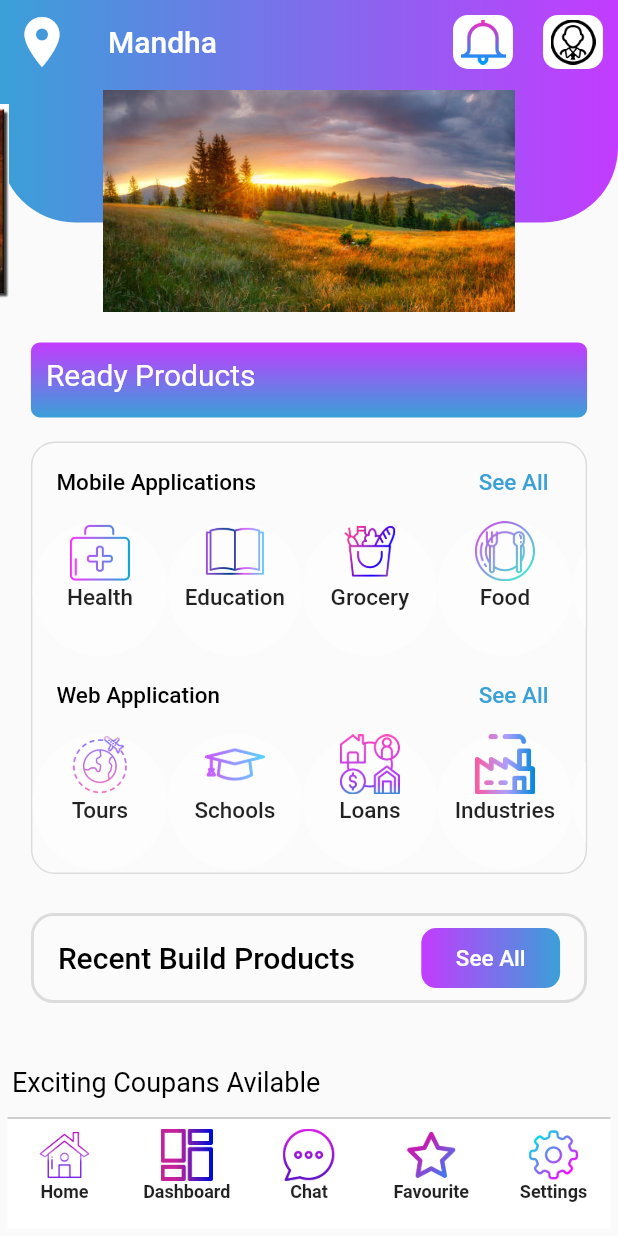
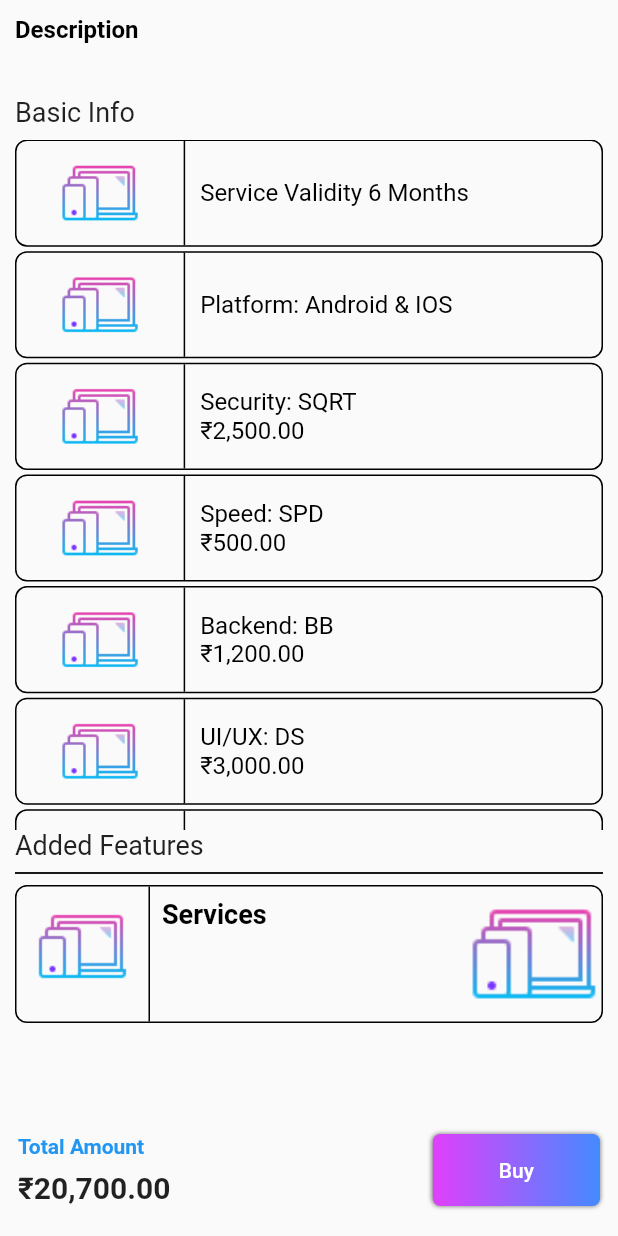
Before and after one commit to roshan-flutter/Devthread, a Flutter app: the screen it shows after launch, on a phone screen of 412 x 824 dp. Run offline on Flutter 3.47's test engine with Material 2 defaults, Android fonts, the phone set to English and light mode, and no system bars; drawn by our look-alikes of carousel_slider.

Commit message:
product description section and bottom price-total-bar complete (with a few changes in main.dart) - gopika

```diff
--- a/lib/main.dart
+++ b/lib/main.dart
@@ -1,6 +1,7 @@
 import 'package:devthread/Test/buttontest.dart';
 import 'package:devthread/pages/cancellation_policy.dart';
 import 'package:devthread/pages/page1.dart';
+import 'package:devthread/pages/prod_Description.dart';
 import 'package:devthread/pages/userProfilePage.dart';
 import 'package:flutter/material.dart';
 
@@ -18,8 +19,14 @@ class MyApp extends StatefulWidget {
 class _MyAppState extends State<MyApp> {
   @override
   Widget build(BuildContext context) {
-    return //UserProfile();
-    // return UserProfile();
-     FirstPage();
+
+    return MaterialApp(
+      debugShowCheckedModeBanner: false,
+      home: prodDescription(),
+      //return CancillationPolicy();
+      //return UserProfile();
+      // return FirstPage();
+
+    );
   }
 }
--- /dev/null
+++ b/lib/pages/prod_Description.dart
@@ -0,0 +1,283 @@
+import 'package:flutter/cupertino.dart';
+import 'package:flutter/material.dart';
+
+class prodDescription extends StatefulWidget {
+  const prodDescription({Key? key}) : super(key: key);
+
+  @override
+  _prodDescriptionState createState() => _prodDescriptionState();
+}
+
+class _prodDescriptionState extends State<prodDescription> {
+  List<String> litems = ["Service Validity 6 Months","Platform: Android & IOS","Security: SQRT\n₹2,500.00","Speed: SPD\n₹500.00", "Backend: BB\n₹1,200.00", "UI/UX: DS\n₹3,000.00", "Frontend: FF\n₹2,500.00"];
+  final borderSide = BorderSide(color: Colors.black);
+  final double totAmount = 20700.00;
+
+  // final int listLength = litems.length;
+  @override
+  Widget build(BuildContext context) {
+    @override
+    void initState() {
+      super.initState();
+    }
+
+    return Scaffold(
+      body: ListView(
+          // height: MediaQuery.of(context).size.height+500,
+          // width: MediaQuery.of(context).size.width,
+        children: [
+          Padding(
+            padding: const EdgeInsets.all(10.0),
+            child: Column(
+              mainAxisAlignment: MainAxisAlignment.start,
+              crossAxisAlignment: CrossAxisAlignment.start,
+              children: [
+                Row(
+                  children: [
+                    Text("Description", style: TextStyle(fontWeight: FontWeight.bold, fontSize: 16, color: Colors.black)),
+                  ],
+                ),
+                Row(
+                  children: [
+                    SizedBox(
+                      height: 35,
+                    )
+                  ],
+                ),
+                Row(
+                  children: [
+                    Text("Basic Info", style: TextStyle(fontSize: 18),),
+                  ],
+                ),
+                Row(
+                  children: [
+                    SizedBox(
+                      height: 8,
+                    )
+                  ],
+                ),
+
+                Row(
+                  children: [
+                      Container(
+                        height: 460,
+                        width: MediaQuery.of(context).size.width-20,
+                        child: infoList(),
+                      ),
+                  ],
+                ),
+
+                Row(
+                  children: [
+                    Text("Added Features", style: TextStyle(fontSize: 18)),
+                  ],
+                ),
+                Row(
+                  children: [
+                    Expanded(
+                      child: Divider(
+                        color: Colors.black,
+                        thickness: 1.2,
+                      ),
+                    ),
+                  ],
+                ),
+                IntrinsicHeight(
+                  child: Row(
+                    children: [
+                      Container(
+                        width: MediaQuery.of(context).size.width-20,
+                        decoration: BoxDecoration(
+                          border: Border.all(color: Colors.black),
+                          borderRadius: BorderRadius.all(Radius.circular(8)),
+                        ),
+                        child: Row(
+                          children: [
+                            Container(
+                              decoration: BoxDecoration(
+                                border: Border(
+                                  right: borderSide
+                                ),
+                              ),
+                              child: Column(
+                                children: [
+                                  Padding(
+                                    padding: const EdgeInsets.symmetric(vertical: 8.0, horizontal: 12),
+                                    child: Image.asset('assets/responsive.png'),
+                                  )
+                                ],
+
+                              ),
+                            ),
+                            Expanded(
+                              child: Padding(
+                                padding: const EdgeInsets.only(left: 8.0, top: 8.0),
+                                child: Column(
+                                  mainAxisAlignment: MainAxisAlignment.start,
+                                  crossAxisAlignment: CrossAxisAlignment.start,
+                                  children:[
+                                    Text("Services", style: TextStyle(color: Colors.black, fontSize: 18, fontWeight: FontWeight.bold)),
+
+                                  ]
+
+                                ),
+                              ),
+                            ),
+                            Column(
+                              children: [
+                                Image.asset('assets/responsive.png', height: 90, fit: BoxFit.contain,)
+                              ],
+                            ),
+                          ],
+                        ),
+
+                      )
+                    ],
+                  ),
+                )
+
+              ],
+            ),
+          )
+        ],
+
+      ),
+      bottomNavigationBar: Container(
+        height: 80,
+        //color: Colors.black,
+        child: Padding(
+          padding: const EdgeInsets.all(12.0),
+          child: Row(
+            children: [
+              Expanded(
+                child: Column(
+                  children: [
+                    Row(
+                      children: [
+                        Padding(
+                          padding: const EdgeInsets.only(bottom: 8.0),
+                          child: Text("Total Amount", style: TextStyle(color: Colors.blue, fontWeight: FontWeight.bold),),
+                        )
+                      ],
+
+                    ),
+                    Row(
+                      children: [
+                        // Text("₹"+totAmount.toString(), style: TextStyle(fontSize: 20),)
+                        Text("₹20,700.00", style: TextStyle(fontSize: 20, fontWeight: FontWeight.bold),)
+                      ],
+
+                    ),
+                  ],
+
+                ),
+              ),
+              Column(
+                children: [
+                  Container(
+
+                      child: DecoratedBox(
+                          decoration: BoxDecoration(
+                              gradient: LinearGradient(
+                                  colors: [
+                                    Colors.purpleAccent,
+                                    Colors.blueAccent
+                                    //add more colors
+                                  ]),
+                              borderRadius: BorderRadius.circular(5),
+                              boxShadow: <BoxShadow>[
+                                BoxShadow(
+                                    color: Color.fromRGBO(0, 0, 0, 0.57), //shadow for button
+                                    blurRadius: 2) //blur radius of shadow
+                              ]
+                          ),
+                          child:ElevatedButton(
+                              style: ElevatedButton.styleFrom(
+                                primary: Colors.transparent,
+                                onSurface: Colors.transparent,
+                                shadowColor: Colors.transparent,
+                                //make color or elevated button transparent
+                              ),
+
+                              onPressed: (){                              },
+                              child: Padding(
+                                padding:EdgeInsets.only(
+                                  top: 12,
+                                  bottom: 12,
+                                  left: 28,
+                                  right: 28
+                                ),
+                                child:Text("Buy"),
+                              )
+                          )
+                      )
+                  )
+                ],
+
+              ),
+            ],
+          ),
+        ),
+      )
+    );
+  }
+
+  ListView infoList() {
+    return ListView.builder(
+      itemCount: litems.length,
+      itemBuilder: (BuildContext contextt, int index){
+        return IntrinsicHeight(
+          child: Padding(
+            padding: const EdgeInsets.only(bottom: 3.0),
+            child: Container(
+              decoration: BoxDecoration(
+                border: Border.all(color: Colors.black),
+                borderRadius: BorderRadius.all(Radius.circular(8)),
+              ),
+              child: Row(
+                children: [
+                  Expanded(
+                      flex: 4,
+                      child: Padding(
+                        padding: const EdgeInsets.symmetric(horizontal: 28.0, vertical: 7.0),
+                        child: Column(
+                          crossAxisAlignment: CrossAxisAlignment.start,
+                          children: [
+                            Image.asset('assets/responsive.png')
+                          ],
+                        ),
+                      )
+                  ),
+
+                  Expanded(
+                      flex: 10,
+                      child: Container(
+                        decoration: BoxDecoration(
+                          border: Border(
+                            left: borderSide
+                          ),
+
+                        ),
+                        child: Column(
+                          crossAxisAlignment: CrossAxisAlignment.start,
+                          mainAxisAlignment: MainAxisAlignment.center,
+                          children: [
+                            Padding(
+                              padding: const EdgeInsets.only(left: 10.0),
+                              child: Text(litems[index], style: TextStyle(color: Colors.black, fontSize: 16),),
+                            ),
+                          ],
+                        ),
+                      )
+                  )
+
+                ],
+              ),
+            ),
+          ),
+        );
+        //new Text(litems[index] + ":" +litems[index] );
+      },
+    );
+  }
+}
--- a/lib/pages/userProfilePage.dart
+++ b/lib/pages/userProfilePage.dart
@@ -317,5 +317,5 @@ class _UserProfileState extends State<UserProfile> {
           //new Text(litems[index] + ":" +litems[index] );
       },
   );
+  }
 }
-}
--- a/pubspec.yaml
+++ b/pubspec.yaml
@@ -64,6 +64,8 @@ flutter:
 
   # To add assets to your application, add an assets section, like this:
   assets:
+    - assets/profile.png
+    - assets/responsive.png
     - assets/
     - icons/
 
```
Also changed, not shown: assets/profile3.png (deleted), assets/responsive.png (added).
